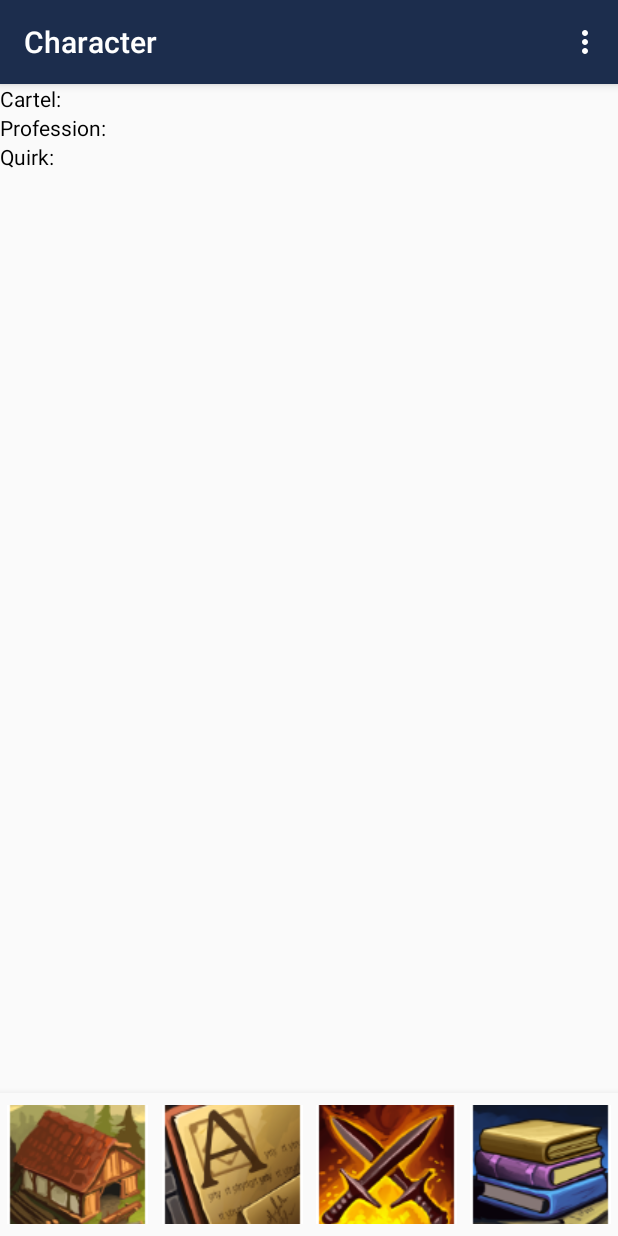
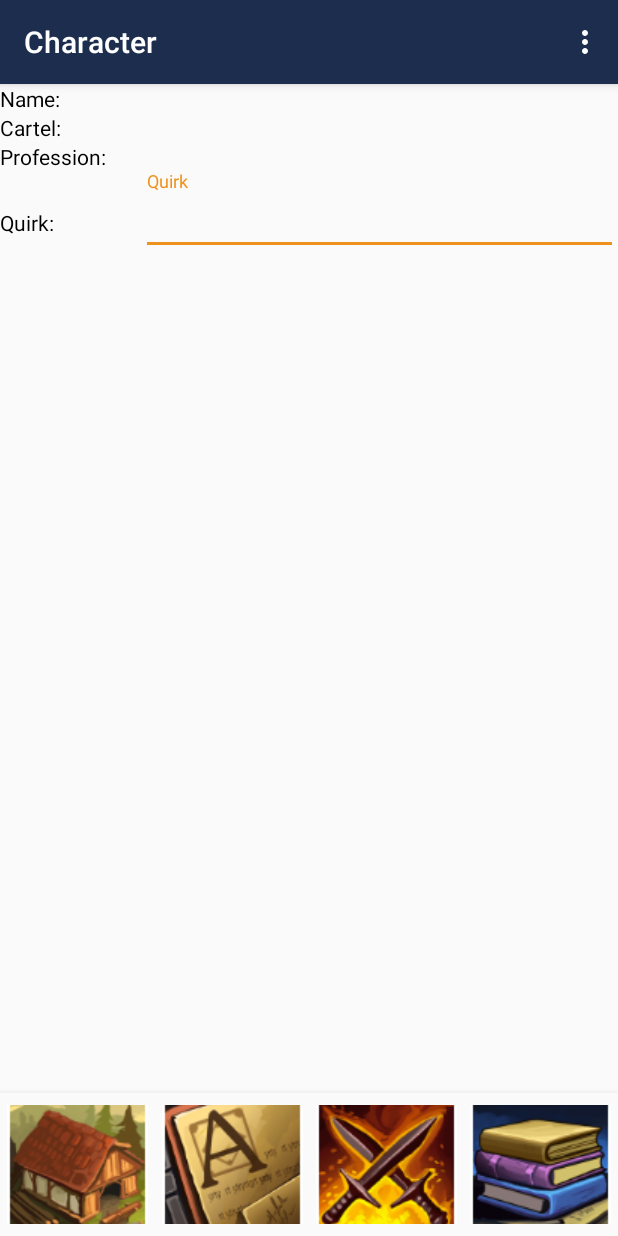
Before and after one commit to ikarian7/FinalApp, an Android app: the screen it shows after launch (MainActivity), on a phone screen of 412 x 824 dp. Run offline under Robolectric (Android 15) with nearby library versions, the phone set to English and light mode, and no system bars; our stand-ins replace Room's generated code, navigation-ui; 1 statement that could not run was skipped.

Commit message:
character select working

```diff
--- a/FinalApp/app/src/main/java/com/example/finalapp/model/DCOCharacter.kt
+++ b/FinalApp/app/src/main/java/com/example/finalapp/model/DCOCharacter.kt
@@ -1,5 +1,6 @@
 package com.example.finalapp.model
 
+import android.text.Editable
 import androidx.room.ColumnInfo
 import androidx.room.Entity
 import androidx.room.PrimaryKey
--- a/FinalApp/app/src/main/java/com/example/finalapp/ui/MainActivity.kt
+++ b/FinalApp/app/src/main/java/com/example/finalapp/ui/MainActivity.kt
@@ -30,6 +30,7 @@ class MainActivity : AppCompatActivity() {
     override fun onCreate(savedInstanceState: Bundle?) {
         super.onCreate(savedInstanceState)
         setContentView(R.layout.activity_main)
+//        supportActionBar?.setDisplayHomeAsUpEnabled(false)
 
         mainViewModel = ViewModelProvider(this).get(ActivityViewModel::class.java)
 
--- a/FinalApp/app/src/main/java/com/example/finalapp/ui/home/HomeFragment.kt
+++ b/FinalApp/app/src/main/java/com/example/finalapp/ui/home/HomeFragment.kt
@@ -1,23 +1,49 @@
 package com.example.finalapp.ui.home
 
 import android.os.Bundle
+import android.util.Log
 import android.view.LayoutInflater
 import android.view.View
 import android.view.ViewGroup
 import androidx.fragment.app.Fragment
+import androidx.lifecycle.Observer
 import androidx.lifecycle.ViewModelProvider
 import com.example.finalapp.R
 import com.example.finalapp.ui.ActivityViewModel
+import kotlinx.android.synthetic.main.fragment_home.*
+import kotlinx.android.synthetic.main.item.*
 
 class HomeFragment : Fragment() {
-    private lateinit var homeViewModel: ActivityViewModel
+    private lateinit var viewModel: ActivityViewModel
 
     override fun onCreateView(
         inflater: LayoutInflater,
         container: ViewGroup?,
         savedInstanceState: Bundle?
     ): View? {
-        homeViewModel = ViewModelProvider(this).get(ActivityViewModel::class.java)
+        viewModel = ViewModelProvider(this).get(ActivityViewModel::class.java)
         return inflater.inflate(R.layout.fragment_home, container, false)
+
+
+    }
+
+    override fun onViewCreated(view: View, savedInstanceState: Bundle?) {
+        super.onViewCreated(view, savedInstanceState)
+
+        initViewModel()
+    }
+
+    private fun initViewModel() {
+        viewModel.currentChara.observe(viewLifecycleOwner, Observer { currentChara ->
+            if (currentChara != null) {
+                tvCharaName.text = currentChara.name
+                Log.d("name textview", tvCharaName.text as String)
+                Log.d("name database", currentChara.name)
+                tvCartelText.text = currentChara.cartel
+                tvProfessionText.text = currentChara.profession
+                etQuirkText.text = currentChara.quirk
+            }
+        })
+
     }
 }
--- a/FinalApp/app/src/main/res/layout/fragment_home.xml
+++ b/FinalApp/app/src/main/res/layout/fragment_home.xml
@@ -26,10 +26,32 @@
                 android:layout_width="match_parent"
                 android:layout_height="wrap_content"
                 android:layout_weight="0"
+                android:orientation="horizontal" >
+
+                <TextView
+                    android:id="@+id/tvName"
+                    android:layout_width="61dp"
+                    android:layout_height="wrap_content"
+                    android:layout_weight="1"
+                    android:text="@string/Charactername"
+                    android:textColor="#000000" />
+
+                <TextView
+                    android:id="@+id/tvCharaName"
+                    android:layout_width="wrap_content"
+                    android:layout_height="wrap_content"
+                    android:layout_weight="9"
+                    android:textColor="#000000" />
+            </LinearLayout>
+
+            <LinearLayout
+                android:layout_width="match_parent"
+                android:layout_height="wrap_content"
+                android:layout_weight="0"
                 android:orientation="horizontal">
 
                 <TextView
-                    android:id="@+id/TVCartelname"
+                    android:id="@+id/tvCartelName"
                     android:layout_width="61dp"
                     android:layout_height="wrap_content"
                     android:layout_weight="1"
@@ -37,7 +59,7 @@
                     android:textColor="#000000" />
 
                 <TextView
-                    android:id="@+id/TVcarteltext"
+                    android:id="@+id/tvCartelText"
                     android:layout_width="wrap_content"
                     android:layout_height="wrap_content"
                     android:layout_weight="9"
@@ -52,7 +74,7 @@
                 android:orientation="horizontal">
 
                 <TextView
-                    android:id="@+id/TVProfessionname"
+                    android:id="@+id/tvProfessionName"
                     android:layout_width="61dp"
                     android:layout_height="wrap_content"
                     android:layout_weight="1"
@@ -60,7 +82,7 @@
                     android:textColor="#000000" />
 
                 <TextView
-                    android:id="@+id/TVprofessiontext"
+                    android:id="@+id/tvProfessionText"
                     android:layout_width="wrap_content"
                     android:layout_height="wrap_content"
                     android:layout_weight="9"
@@ -74,19 +96,29 @@
                 android:orientation="horizontal">
 
                 <TextView
-                    android:id="@+id/TVQuirkname"
+                    android:id="@+id/tvQuirkName"
                     android:layout_width="61dp"
                     android:layout_height="wrap_content"
                     android:layout_weight="1"
                     android:text="@string/quirk"
                     android:textColor="#000000" />
 
-                <TextView
-                    android:id="@+id/TVquirktext"
+                <com.google.android.material.textfield.TextInputLayout
+                    android:id="@+id/tilQuirkText"
                     android:layout_width="wrap_content"
                     android:layout_height="wrap_content"
-                    android:layout_weight="9"
-                    android:textColor="#000000" />
+                    android:layout_weight="9">
+
+                    <com.google.android.material.textfield.TextInputEditText
+                        android:id="@+id/etQuirkText"
+                        android:layout_width="match_parent"
+                        android:layout_height="wrap_content"
+                        android:hint="Quirk"
+                        android:textColor="#000000"
+                        android:textSize="18sp"
+                        android:typeface="normal" />
+                </com.google.android.material.textfield.TextInputLayout>
+
             </LinearLayout>
 
         </LinearLayout>
--- a/FinalApp/app/src/main/res/values/strings.xml
+++ b/FinalApp/app/src/main/res/values/strings.xml
@@ -15,6 +15,7 @@
     <string name="ProfName">profname</string>
     <string name="selected">Already selected</string>
     <string name="error">This does not work!</string>
+    <string name="Charactername">"Name: "</string>
     <string-array name="Cartelnames">
         <item>The Circle</item>
         <item>The Family</item>
```
Also changed, not shown: FinalApp/app/src/main/java/com/example/finalapp/ui/CharacterListFragment.kt (+45 -1 lines), FinalApp/app/src/main/java/com/example/finalapp/model/CharacterAdapter.kt (renamed from FinalApp/app/src/main/java/com/example/finalapp/model/characterAdapter.kt).
